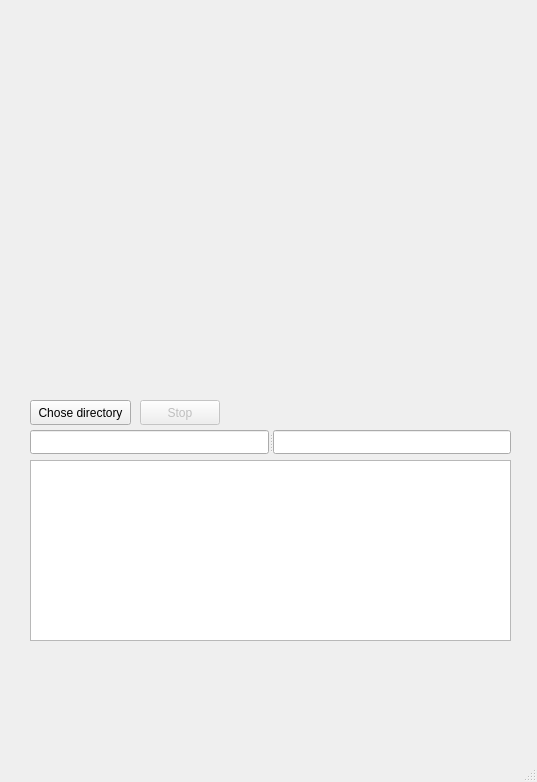
The window that mainwindow.ui (Sonicvi/Directories-size) describes before a commit, drawn with Qt 5.
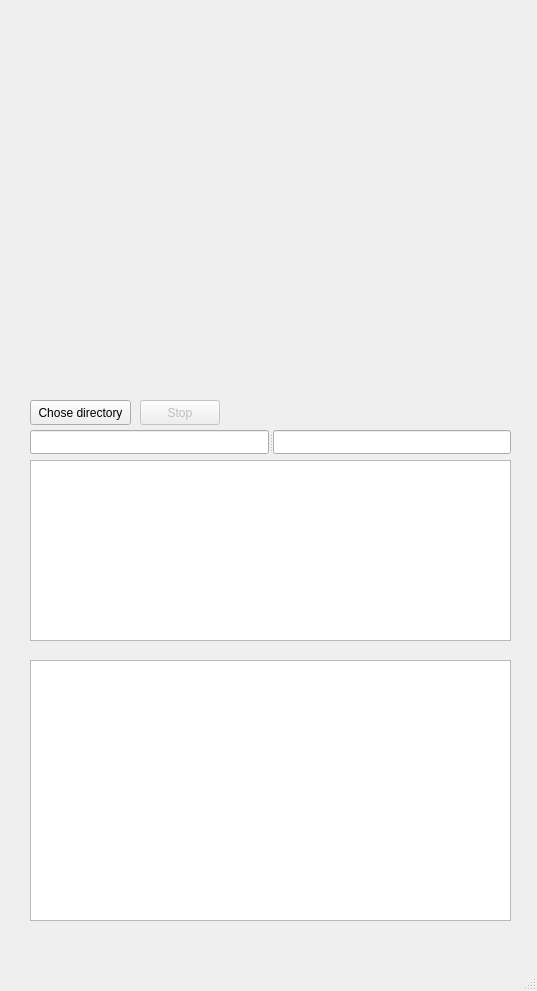
The same window after the commit.

Commit message: add table to view data

What changed in the file:
```diff
--- a/mainwindow.ui
+++ b/mainwindow.ui
@@ -7,7 +7,7 @@
     <x>0</x>
     <y>0</y>
     <width>537</width>
-    <height>782</height>
+    <height>991</height>
    </rect>
   </property>
   <property name="windowTitle">
@@ -87,6 +87,16 @@
      <string>Stop</string>
     </property>
    </widget>
+   <widget class="QTableView" name="tableView">
+    <property name="geometry">
+     <rect>
+      <x>30</x>
+      <y>660</y>
+      <width>481</width>
+      <height>261</height>
+     </rect>
+    </property>
+   </widget>
   </widget>
   <widget class="QMenuBar" name="menubar">
    <property name="geometry">
```
The commit also changes 7 other files.
